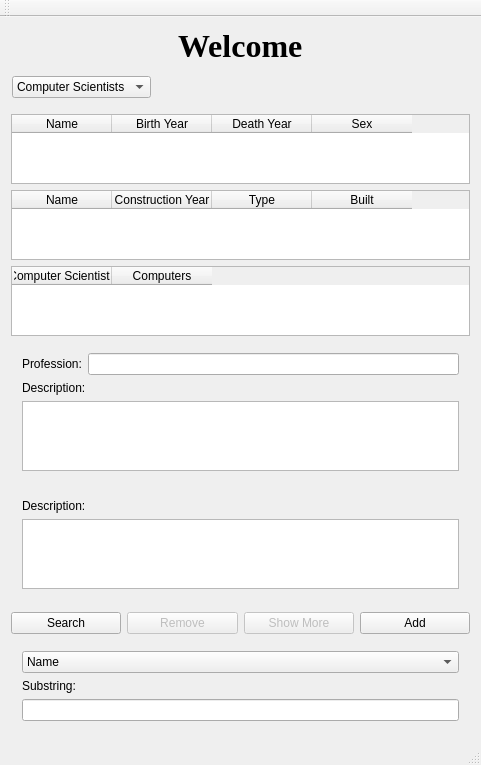
Old version of the form mainwindow.ui in the repository HKH515/VLN56.
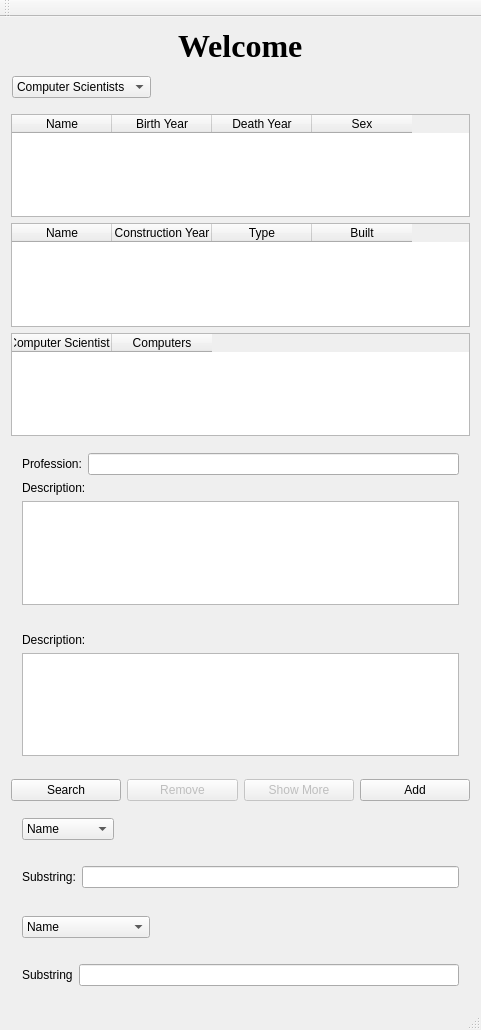
New version of the form.

Commit message: started implementing search

```diff
--- a/mainwindow.ui
+++ b/mainwindow.ui
@@ -10,7 +10,7 @@
     <x>0</x>
     <y>0</y>
     <width>481</width>
-    <height>761</height>
+    <height>1030</height>
    </rect>
   </property>
   <property name="windowTitle">
@@ -247,7 +247,7 @@
     <item>
      <widget class="QWidget" name="search_view" native="true">
       <layout class="QVBoxLayout" name="verticalLayout_4">
-       <item>
+       <item alignment="Qt::AlignLeft">
         <widget class="QComboBox" name="search_dropdown">
          <item>
           <property name="text">
@@ -282,14 +282,73 @@
         </widget>
        </item>
        <item>
-        <widget class="QLabel" name="substring">
-         <property name="text">
-          <string>Substring:</string>
+        <layout class="QHBoxLayout" name="horizontalLayout_5">
+         <property name="topMargin">
+          <number>20</number>
          </property>
+         <item>
+          <widget class="QLabel" name="search_substring_person">
+           <property name="text">
+            <string>Substring:</string>
+           </property>
+          </widget>
+         </item>
+         <item>
+          <widget class="QLineEdit" name="substring_input_person"/>
+         </item>
+        </layout>
+       </item>
+      </layout>
+     </widget>
+    </item>
+    <item>
+     <widget class="QWidget" name="search_view_computer" native="true">
+      <layout class="QVBoxLayout" name="verticalLayout_5">
+       <item alignment="Qt::AlignLeft">
+        <widget class="QComboBox" name="comboBox">
+         <item>
+          <property name="text">
+           <string>Name</string>
+          </property>
+         </item>
+         <item>
+          <property name="text">
+           <string>Construction Year</string>
+          </property>
+         </item>
+         <item>
+          <property name="text">
+           <string>Built</string>
+          </property>
+         </item>
+         <item>
+          <property name="text">
+           <string>Type</string>
+          </property>
+         </item>
+         <item>
+          <property name="text">
+           <string>Description</string>
+          </property>
+         </item>
         </widget>
        </item>
        <item>
-        <widget class="QLineEdit" name="substring_input"/>
+        <layout class="QHBoxLayout" name="horizontalLayout_6">
+         <property name="topMargin">
+          <number>20</number>
+         </property>
+         <item>
+          <widget class="QLabel" name="search_substring_computer">
+           <property name="text">
+            <string>Substring</string>
+           </property>
+          </widget>
+         </item>
+         <item>
+          <widget class="QLineEdit" name="substring_input_computer"/>
+         </item>
+        </layout>
        </item>
       </layout>
      </widget>
```
Left out of the diff: 2 changed lines with no effect on the pictures. The commit also changes 2 other files.
